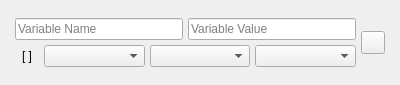
Qt form UI/Arduino/glitch-object-variable-arduino.ui (textbrowser/glitch) before a commit.
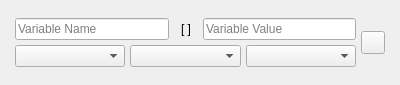
The same form after that commit. Icons and pictures are not drawn.

```diff
--- a/UI/Arduino/glitch-object-variable-arduino.ui
+++ b/UI/Arduino/glitch-object-variable-arduino.ui
@@ -49,6 +49,22 @@
          </property>
         </widget>
        </item>
+       <item>
+        <widget class="QToolButton" name="array">
+         <property name="toolTip">
+          <string>Check to make this variable an array.</string>
+         </property>
+         <property name="text">
+          <string>[ ]</string>
+         </property>
+         <property name="checkable">
+          <bool>true</bool>
+         </property>
+         <property name="autoRaise">
+          <bool>true</bool>
+         </property>
+        </widget>
+       </item>
        <item>
         <widget class="QLineEdit" name="value">
          <property name="toolTip">
@@ -80,22 +96,6 @@
      </item>
      <item row="1" column="0">
       <layout class="QHBoxLayout" name="horizontalLayout_2">
-       <item>
-        <widget class="QToolButton" name="array">
-         <property name="toolTip">
-          <string>Check to make this variable an array.</string>
-         </property>
-         <property name="text">
-          <string>[ ]</string>
-         </property>
-         <property name="checkable">
-          <bool>true</bool>
-         </property>
-         <property name="autoRaise">
-          <bool>true</bool>
-         </property>
-        </widget>
-       </item>
        <item>
         <widget class="QComboBox" name="qualifier">
          <property name="toolTip">
```
Left out of the diff: 2 changed lines with no effect on the pictures.
